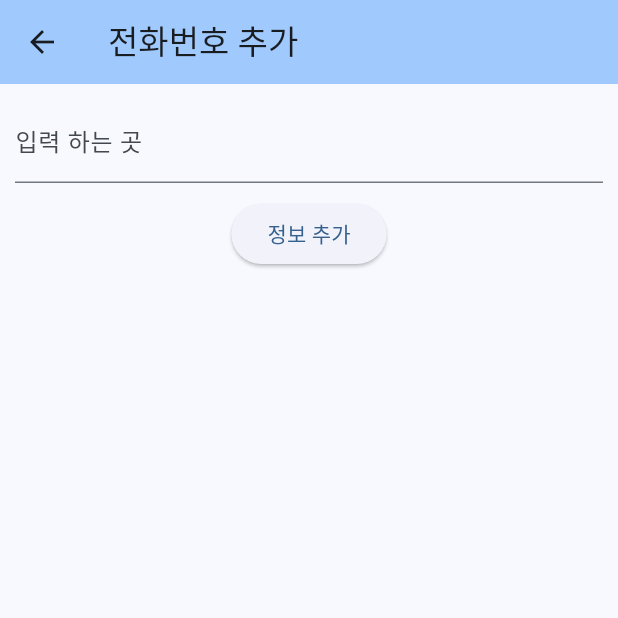
After one commit to MinJeong387/PhoneAppFlutter, a Flutter app: the WriteForm screen opened by its route, after a tap on "정보 추가", on a phone screen of 412 x 824 dp, the top half of it. The commit adds this screen. Run offline on Flutter 3.47's test engine with Material 3 defaults, Android fonts, the phone set to English and light mode, and no system bars; our stand-ins replace dio; network calls fail.

Commit message:
[승룡] 생성 폼 초기 작업 commit
main.dart
writeForm.dart

```diff
--- a/lib/main.dart
+++ b/lib/main.dart
@@ -1,5 +1,6 @@
 import 'package:flutter/material.dart';
 import 'package:phone_app_flutter/list.dart';
+import 'package:phone_app_flutter/writeForm.dart';
 
 /**
  * phone_app_flutter
@@ -28,7 +29,7 @@ class MyApp extends StatelessWidget {
       initialRoute: "/",
       routes: {
         "/": (context) => PhoneAppList(),
-        //   "/write": (content) => WriteForm(),
+        "/write": (content) => WriteForm(),
         //   "/edit": (context) => EditForm(),
       },
     );
--- /dev/null
+++ b/lib/writeForm.dart
@@ -0,0 +1,104 @@
+import 'package:flutter/material.dart';
+import 'package:dio/dio.dart';
+
+/**
+ * phone_app_flutter
+ * FileName : wirteForm
+ * Class: wirteForm.
+ * Created by 김승룡
+ * Created On 2025-03-12.
+ * Description: 전화번호부 추가
+ */
+
+class WriteForm extends StatelessWidget {
+  const WriteForm({super.key});
+
+  @override
+  Widget build(BuildContext context) {
+    return Scaffold(
+      appBar: AppBar(
+        title: Text("전화번호 추가"),
+        backgroundColor: Theme.of(context).colorScheme.inversePrimary,
+      ),
+      body: _WriteForm(),
+    );
+  }
+}
+
+class _WriteForm extends StatefulWidget {
+  const _WriteForm({super.key});
+
+  @override
+  State<_WriteForm> createState() => _WriteFormState();
+}
+
+class _WriteFormState extends State<_WriteForm> {
+  //  상수
+  //  flutter는 lowCamelCase로 작성 해야함
+  // static const String apiEndpoint = "";
+
+  // TextEditingController를 사용하여 텍스트 필드의 입력 값을 관리
+  final TextEditingController _textEditingController = TextEditingController();
+
+  @override
+  Widget build(BuildContext context) {
+    // Container는 Flutter에서 자식 위젯을 감싸고,
+    // 다양한 속성을 통해 레이아웃과 외관을 조정할 수 있는 위젯
+    // Form은 여러 폼 필드를 관리하는 데 사용 (TextFormField)
+    // Column은 자식 위젯을 수직으로 나열하는 레이아웃 위젯(TextFormField과 ElevatedButton)
+
+    return Container(
+      child: Form(
+        child: Column(
+          children: <Widget>[
+            //  margin 설정
+            Container(
+              margin: EdgeInsets.all(10),
+              // TextFormField은 사용자가 텍스트를 입력할 수 있는 폼 필드
+              child: TextFormField(
+                controller: _textEditingController,
+                // 속성을 통해 레이블과 힌트 텍스트를 설정
+                decoration: InputDecoration(
+                  labelText: "입력 하는 곳",
+                  hintText: "입력하세요",
+                ),
+              ),
+            ),
+            // SizedBox는 자식 위젯의 크기를 강제로 설정하는 데 사용
+            SizedBox(
+              child: ElevatedButton(
+                onPressed: () {
+                  createInfo();
+                },
+                child: Text('정보 추가'),
+              ),
+            ),
+          ],
+        ),
+      ),
+    );
+  }
+
+  //  POST 요청을 통해 서버에 데이터를 전송하고,
+  //  응답 상태 코드에 따라 성공 여부를 판단
+  void createInfo() async {
+    try {
+      //  요청
+      var dio = Dio();
+      dio.options.headers['Content-Type'] = "application/json";
+      //  POST 요청
+      final response = await dio.post("");
+      //  응답
+      if (response.statusCode == 201) {
+        //  CREATED
+        //  context : 성공적으로 생성되면 현재 화면을 닫고 목록 페이지로 돌아감
+        //  "/" : 필요에 따라서 목록 페이지로 이동
+        Navigator.pushNamed(context, "/");
+      } else {
+        throw Exception("정보 추가 실패하였습니다.: ${response.statusCode}");
+      }
+    } catch (e) {
+      throw Exception("정보를 추가하지 못했습니다.:$e");
+    }
+  }
+}
```
